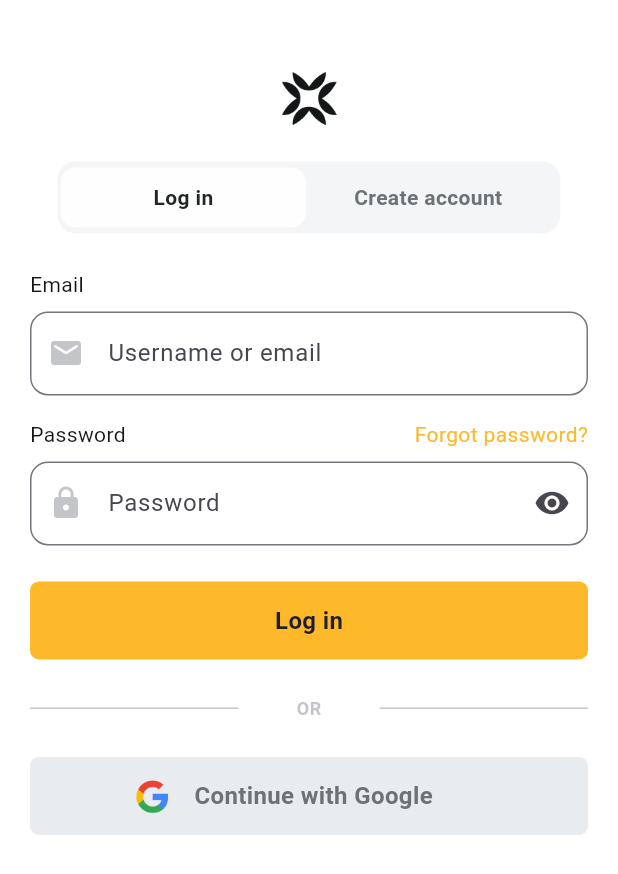
After one commit to oluwasegundaniel68/Church-App, a Flutter app: the LoginPage screen opened directly, on a phone screen of 412 x 824 dp. The commit adds this screen. Shown: the top 874 px of the screen. Run offline on Flutter 3.47's test engine with Material 3 defaults, Android fonts, the phone set to English and light mode, and no system bars; our stand-ins replace smooth_page_indicator.

Commit message:
Church AI App

```diff
--- /dev/null
+++ b/lib/login_page.dart
@@ -0,0 +1,230 @@
+import 'package:flutter/material.dart';
+
+class LoginPage extends StatefulWidget {
+  const LoginPage({super.key});
+
+  @override
+  State<LoginPage> createState() => _LoginPageState();
+}
+
+class _LoginPageState extends State<LoginPage> {
+  bool _isObscure = true;
+  @override
+  Widget build(BuildContext context) {
+    return Scaffold(
+      backgroundColor: const Color(0xFFFFFFFF),
+      body: Padding(
+        padding: const EdgeInsets.only(left: 20,right: 20),
+        child: Column(
+          children: [
+            Padding(
+              padding: const EdgeInsets.only(top: 48,left: 167.5,right: 167.5),
+              child: Image.asset('images/img_5.png'),
+            ),
+            const SizedBox(height: 24,),
+            Container(
+              width: 335,
+              height: 48,
+              decoration: BoxDecoration(
+                  color: const Color(0xFFF3F5F7),
+                  borderRadius: BorderRadius.circular(12)
+              ),
+              child: Align(
+                alignment: Alignment.bottomLeft,
+                child: Row(
+                  children: [
+                    Container(
+                      width: 163.5,
+                      height: 40,
+                      margin: const EdgeInsets.only(left: 2,right: 2,top: 4,bottom: 4),
+                      decoration: BoxDecoration(
+                          color: const Color(0xFFFEFEFE),
+                          borderRadius: BorderRadius.circular(10)
+                      ),
+                      child: const Align(
+                        alignment: Alignment.center,
+                        child: Text('Log in',
+                          style: TextStyle(
+                            fontSize: 14,
+                            fontWeight: FontWeight.w600,
+                            color: Color(0xFF232627),
+                          ),
+                        ),
+                      ),
+                    ),
+                    const SizedBox(width: 30,),
+                    const Text('Create account',
+                      style: TextStyle(
+                          fontWeight: FontWeight.w600,
+                          fontSize: 14,
+                          color: Color(0xFF6C7275)
+                      ),
+                    )
+                  ],
+                ),
+              ),
+            ),
+            const SizedBox(height: 24,),
+            Form(
+                child:Column(
+                  crossAxisAlignment: CrossAxisAlignment.start,
+                  children: [
+                    const Text(
+                      'Email',
+                      style: TextStyle(
+                        fontWeight: FontWeight.w400,
+                        fontSize: 14,
+                        color: Color(0xFF141718),
+                      ),
+                    ),
+                    const SizedBox(height: 8,),
+                    TextFormField(
+                      keyboardType: TextInputType.name,
+                      decoration: const InputDecoration(
+                        hintText: 'Username or email',
+                        prefixIcon: Icon(Icons.email_rounded,
+                        color: Color(0xff6c727580),
+                        ),
+                        border: OutlineInputBorder(
+                          borderRadius: BorderRadius.all(Radius.circular(12)),
+                          borderSide: BorderSide(color: Color(0xFFBCC3D2))
+                        )
+                      ),
+                      onChanged: (String Value){
+                      },
+                      validator: (value){
+                        return value!.isEmpty ? 'Email is required' : null;
+                      },
+                    ),
+                    const SizedBox(height: 16,),
+                    Form(
+                        child:Column(
+                          crossAxisAlignment: CrossAxisAlignment.start,
+                          children: [
+                            Row(
+                              children: [
+                                const Text(
+                                  'Password',
+                                  style: TextStyle(
+                                    fontWeight: FontWeight.w400,
+                                    fontSize: 14,
+                                    color: Color(0xFF141718),
+                                  ),
+                                ),
+                                Spacer(),
+                                Text('Forgot password?',
+                                  style: TextStyle(
+                                    fontSize: 14,
+                                    fontWeight: FontWeight.w400,
+                                    color: Color(0xFFFEB92B),
+                                  ),
+                                )
+                              ],
+                            ),
+                            const SizedBox(height: 8,),
+                            TextFormField(
+                              obscureText: _isObscure,
+                              keyboardType: TextInputType.name,
+                              decoration:  InputDecoration(
+                                  hintText: 'Password',
+                                  prefixIcon: Icon(Icons.lock,
+                                    color: Color(0xFF6C727580),
+                                  ),
+                                  suffixIcon: GestureDetector(
+                                    onTap: (){
+                                      setState(() {
+                                        _isObscure = !_isObscure;
+                                      });
+                                    },
+                                    child: Icon(
+                                      _isObscure ? Icons.visibility : Icons.visibility_off,
+                                    ),
+                                  ),
+                                  border: OutlineInputBorder(
+                                      borderRadius: BorderRadius.all(Radius.circular(12)),
+                                      borderSide: BorderSide(color: Color(0xFFBCC3D2))
+                                  ),
+                              ),
+                            ),
+                  ],
+                ),
+            ),
+          ],
+        ),
+      ),
+           SizedBox(height: 24,),
+           Container(
+             width: double.infinity,
+             height: 52,
+             decoration: BoxDecoration(
+               color: Color(0xFFFEB92B),
+               borderRadius: BorderRadius.circular(6),
+             ),
+             child: Center(
+               child: Text('Log in',
+               style: TextStyle(
+                 fontSize: 16,
+                 fontWeight: FontWeight.w600,
+                 color: Color(0xFF1E1E2F)
+               ),
+               ),
+             ),
+           ),
+            SizedBox(height: 24,),
+            Row(
+              children: [
+                SizedBox(
+                  width: 139,
+                  child: Divider(
+                    thickness: 1,
+                  ),
+                ),
+                Spacer(),
+                Text('OR',
+                  style: TextStyle(
+                    fontWeight: FontWeight.w600,
+                    fontSize: 12,
+                    color: Color(0xFF6C727580),
+                  ),
+                ),
+                Spacer(),
+                SizedBox(
+                  width: 139,
+                  child: Divider(
+                    thickness: 1,
+                  ),
+                ),
+              ],
+            ),
+            SizedBox(height: 24,),
+            Container(
+              width: double.infinity,
+              height: 52,
+              decoration: BoxDecoration(
+                borderRadius: BorderRadius.circular(6),
+                color: Color(0xFFE8ECEF),
+              ),
+              child: Padding(
+                padding: const EdgeInsets.only(top: 14,bottom: 14,left: 69.5,),
+                child: Row(
+                  children: [
+                    Image.asset('images/img_6.png'),
+                    SizedBox(width: 16,),
+                    Align(
+                      alignment: Alignment.center,
+                      child: Text('Continue with Google',
+                      style: TextStyle(
+                        fontSize: 16,
+                        fontWeight: FontWeight.w600,
+                        color: Color(0xFF6C7275),
+                      ),
+                      ),
+                    )
+                  ],
+                ),
+              ),
+            )
+    ]
+    )));
+  }
+}
--- a/lib/onboarding.dart
+++ b/lib/onboarding.dart
@@ -1,5 +1,7 @@
 import 'package:flutter/material.dart';
 import 'package:smooth_page_indicator/smooth_page_indicator.dart';
+
+import 'login_page.dart';
 
 class OnboardingScreen extends StatefulWidget {
   const OnboardingScreen({super.key});
@@ -119,26 +121,26 @@ Onboard(
                     padding: const EdgeInsets.only(left:167.5,right:167.5,top:48,),
                     child: Image.asset("images/img_3.png",),
                   ),
-                  SizedBox(height: 503.66,),
+                  const SizedBox(height: 503.66,),
                   Text(title,
-                    style: TextStyle(
+                    style: const TextStyle(
                       fontWeight: FontWeight.w600,
                       fontSize: 32,
                       color: Colors.white,
                     ),
                   ),
                   Text(description,
-                  style: TextStyle(
+                  style: const TextStyle(
                     fontSize: 16,
                     fontWeight: FontWeight.w400,
                     color: Colors.white,
                   ),
                   ),
-                  SizedBox(height: 32,),
+                  const SizedBox(height: 32,),
                   if (currentPageIndex < 2)SmoothPageIndicator(
                       controller: pageController ,  // PageController
                       count: count ,
-                      effect:  SlideEffect(
+                      effect:  const SlideEffect(
                         dotWidth: 10,
                         dotHeight: 10,
                       ),  // your preferred effect
@@ -157,15 +159,19 @@ Onboard(
                         alignment: Alignment.bottomLeft,
                         child: Row(
                           children: [
-                            Container(
+                            GestureDetector(
+                              onTap: (){
+                                Navigator.push(context, MaterialPageRoute(builder: (context)=>LoginPage()));
+                              },
+                              child: Container(
                                 width: 163.5,
                                 height: 40,
-                              margin: EdgeInsets.only(left: 2,right: 2,top: 4,bottom: 4),
+                                margin: const EdgeInsets.only(left: 2,right: 2,top: 4,bottom: 4),
                                 decoration: BoxDecoration(
-                                color: Color(0xFFFEB92B),
+                                  color: const Color(0xFFFEB92B),
                                   borderRadius: BorderRadius.circular(10)
                                 ),
-                              child: Align(
+                                child: const Align(
                                   alignment: Alignment.center,
                                   child: Text('Log in',
                                     style: TextStyle(
@@ -176,8 +182,9 @@ Onboard(
                                   ),
                                 ),
                               ),
-                            SizedBox(width: 30,),
-                            Text('Create account',
+                            ),
+                            const SizedBox(width: 30,),
+                            const Text('Create account',
                             style: TextStyle(
                               fontWeight: FontWeight.w600,
                               fontSize: 14,
```
Also changed, not shown: images/img_5.png (added), images/img_6.png (added). Lines whose indentation alone changed are shown as unchanged.
